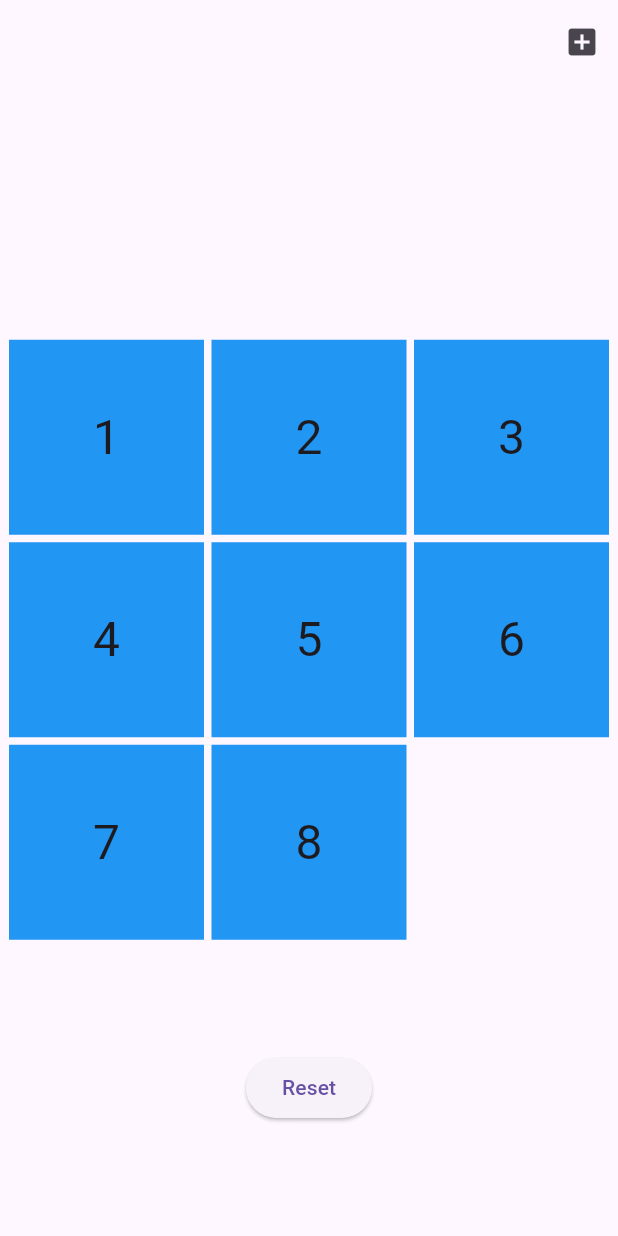
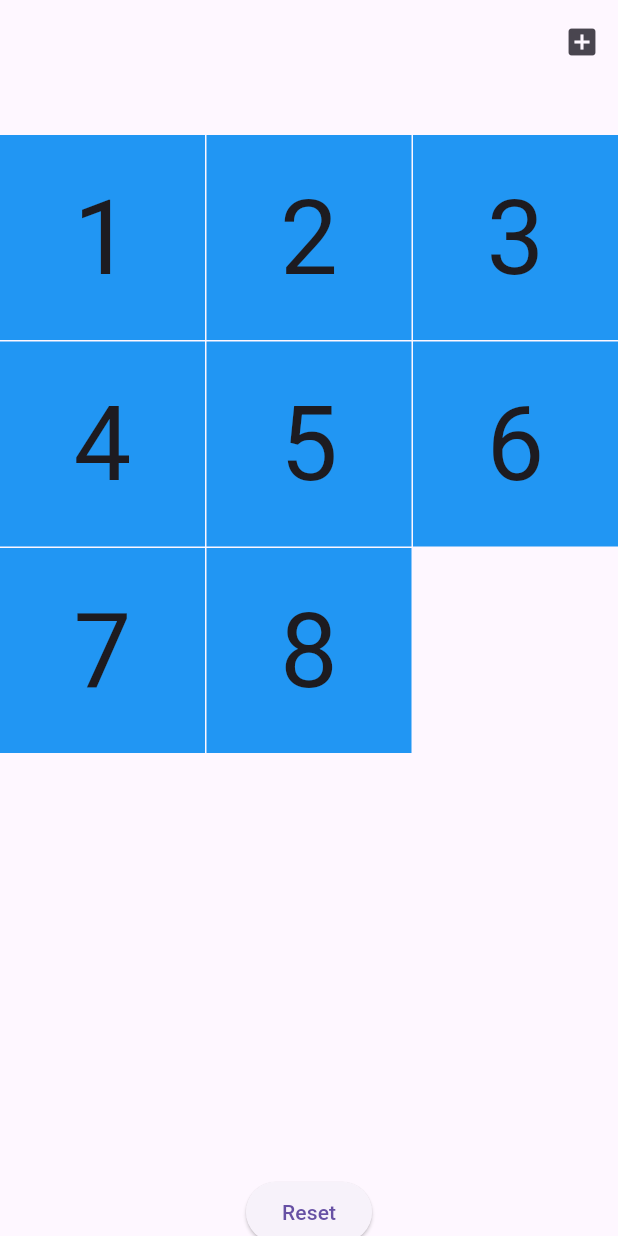
Before and after one commit to Shubhamlathiyaio/Infinity-Number-Puzzle, a Flutter app: the screen it shows after launch, after a tap on "Reset", on a phone screen of 412 x 824 dp. Run offline on Flutter 3.47's test engine with Material 3 defaults, Android fonts, the phone set to English and light mode, and no system bars.

Commit message:
solve some bug

```diff
--- a/lib/Home.dart
+++ b/lib/Home.dart
@@ -9,8 +9,11 @@ class Home extends StatelessWidget {
 
   @override
   Widget build(BuildContext context) {
+   var height=MediaQuery.of(context).size.height-130;
+   var width= MediaQuery.of(context).size.width;
 
     logic l = Provider.of(context);
+  print(l.isStart);
     return Scaffold(
         appBar: AppBar(actions: [
           IconButton(
@@ -19,13 +22,13 @@ class Home extends StatelessWidget {
                 showDialog(
                   context: context,
                   builder: (context) => AlertDialog(
-                    title: SizedBox(height: 600,width: 400,
-                      child: GridView.builder(gridDelegate: SliverGridDelegateWithFixedCrossAxisCount(crossAxisCount: 3,crossAxisSpacing: 5,mainAxisSpacing: 5),itemCount: 6, itemBuilder: (context, index) {
+                    title: SizedBox(height: height,width: width,
+                      child: GridView.builder(gridDelegate: SliverGridDelegateWithFixedCrossAxisCount(crossAxisCount: 5,crossAxisSpacing: 5,mainAxisSpacing: 5),itemCount: 32, itemBuilder: (context, index) {
                         return InkWell(onTap: () async {
-                          n=index+3;
+                          n=index+2;
                           l.spread(n);
                           Navigator.pop(context);
-                        },child: Container(alignment: Alignment.center,child: Text('${index+3}'),color: Colors.pink,));
+                        },child: Container(alignment: Alignment.center,child: Text('${index+2}'),color: Colors.pink,));
                       },),
                     )
                   ),
@@ -43,25 +46,28 @@ class Home extends StatelessWidget {
                       'You win',
                       style: TextStyle(fontSize: 24),
                     )
-                  : Text(''),
+                  : Text('', style: TextStyle(fontSize: 24)),
               Spacer(),
               Container(
-                height: 400,
-                width: 400,
+                height: height,
+                width: width,
                 child: GridView.builder(
                   gridDelegate: SliverGridDelegateWithFixedCrossAxisCount(
                       crossAxisCount: n,
-                      crossAxisSpacing: 5,
-                      mainAxisSpacing: 5),
+                      crossAxisSpacing: 1,
+                      mainAxisSpacing: 1),
                   itemCount: n * n,
                   itemBuilder: (context, index) {
                     return Visibility(
                       visible: ((l.iswin) ? true : n * n - 1 != l.s[index]),
                       child: InkWell(
-                        onTap: () => l.iswin ? null : l.swap(index),
+                        onTap: () {
+                          if(!l.isStart) l.spread(n);
+                          l.iswin ? null : l.swap(index);
+                        },
                         child: AnimatedSwitcher(
                           duration: Duration(milliseconds: 300),
-                          child: con(l, index),
+                          child: con(l, index,width),
                         ),
                       ),
                       replacement: Container(),
@@ -84,11 +90,11 @@ class Home extends StatelessWidget {
         ));
   }
 
-  Widget con(final l, int index) {
+  Widget con(final l, int index, double w) {
     return Container(
       color: l.color > index ? Colors.purple : Colors.blue,
       alignment: Alignment.center,
-      child: Text('${l.s[index] + 1}', style: TextStyle(fontSize: 32)),
+      child: Text('${l.s[index] + 1}', style: TextStyle(fontSize: w/(n*2))),
     );
   }
 
--- a/lib/logic.dart
+++ b/lib/logic.dart
@@ -57,7 +57,7 @@ class logic extends ChangeNotifier {
     isStart = true;
     s=[];
     for(int i=0;i<n*n;i++) s.add(i);
-    for (int i = 0; i <150*n; i++)
+    for (int i = 0; i <50*n; i++)
     {
     isStart = false;
       iswin=false;
```
